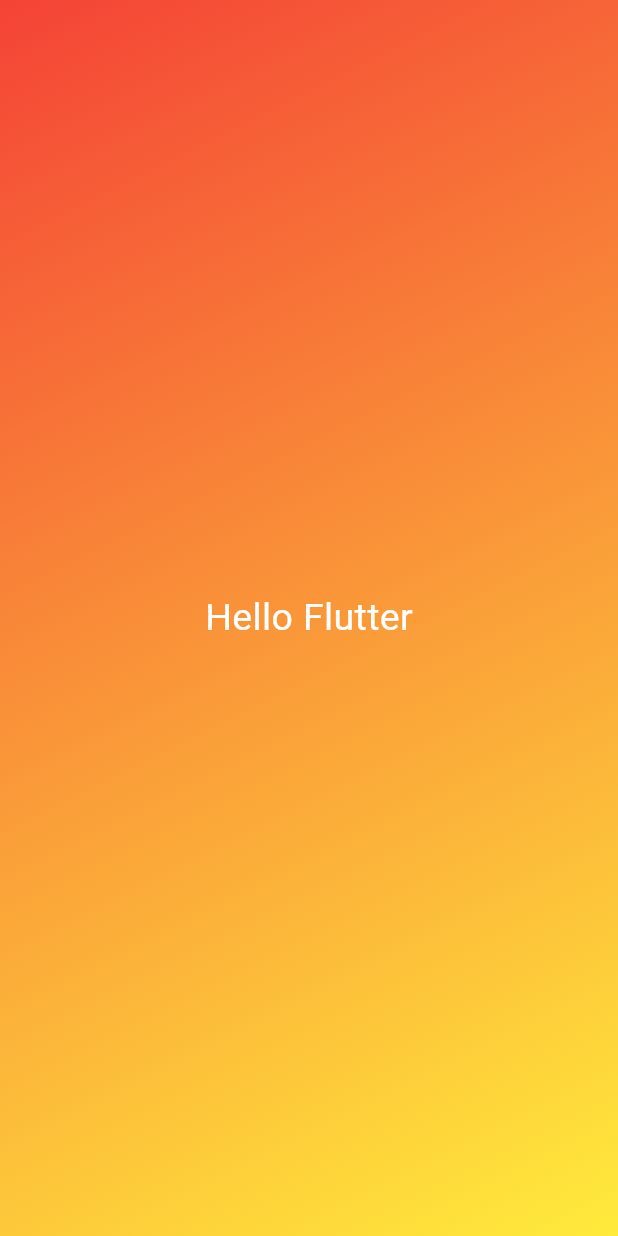
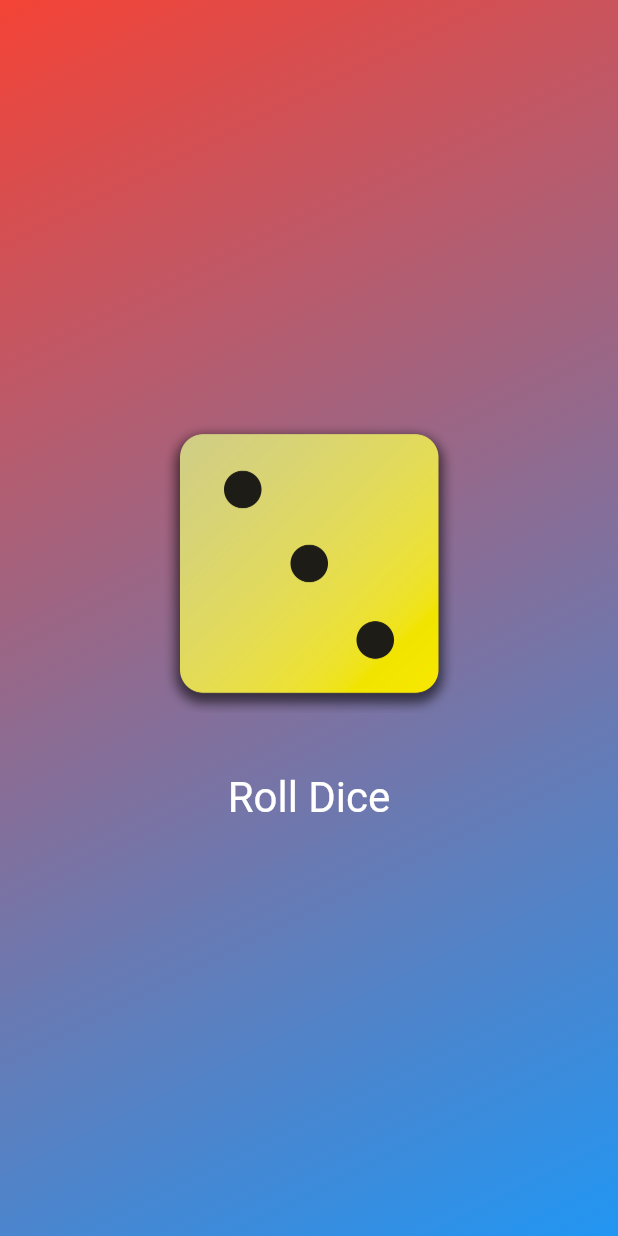
Before and after one commit to xBuki/FlutterProjects, a Flutter app: the screen it shows after launch, on a phone screen of 412 x 824 dp. Run offline on Flutter 3.47's test engine with Material 3 defaults, Android fonts, the phone set to English and light mode, and no system bars.

Commit message:
Finish Dice Roller Project

```diff
--- /dev/null
+++ b/dice_roll_project/lib/dice_roller.dart
@@ -0,0 +1,51 @@
+import 'package:flutter/material.dart';
+import 'dart:math';
+
+class DiceRoller extends StatefulWidget {
+  const DiceRoller({super.key});
+
+  @override
+  State<DiceRoller> createState() {
+    return _DiceRollerState();
+  }
+}
+
+class _DiceRollerState extends State<DiceRoller> {
+  var diceImage = 'assets/images/dice-3.png';
+
+  void rollDice() {
+    var diceRolled = Random().nextInt(6) + 1;
+    setState(() {
+      diceImage = 'assets/images/dice-$diceRolled.png';
+    });
+  }
+
+  @override
+  Widget build(context) {
+    return Column(
+      mainAxisSize: MainAxisSize.min,
+      children: [
+        Image.asset(
+          diceImage,
+          width: 200,
+        ),
+        const SizedBox(
+          height: 20,
+        ),
+        TextButton(
+          onPressed: rollDice,
+          style: TextButton.styleFrom(
+            padding: const EdgeInsets.only(
+              top: 20,
+            ),
+            foregroundColor: Colors.white,
+            textStyle: const TextStyle(
+              fontSize: 28.0,
+            ),
+          ),
+          child: const Text('Roll Dice'),
+        )
+      ],
+    );
+  }
+} // Underscore means private.
--- a/dice_roll_project/lib/gradient_container.dart
+++ b/dice_roll_project/lib/gradient_container.dart
@@ -1,23 +1,26 @@
-import 'package:dice_roll_project/styled_text.dart';
+import 'package:dice_roll_project/dice_roller.dart';
 import 'package:flutter/material.dart';
 
+const startAlignment = Alignment.topLeft;
+const endAlignment = Alignment.bottomRight;
+
 class GradientContainer extends StatelessWidget {
-  const GradientContainer({super.key});
+  const GradientContainer({super.key, required this.colors});
+
+  final List<Color> colors;
+
   @override
   Widget build(context) {
     return Container(
-      decoration: const BoxDecoration(
+      decoration: BoxDecoration(
         gradient: LinearGradient(
-          colors: [
-            Colors.red,
-            Colors.yellow,
-          ],
-          begin: Alignment.topLeft,
-          end: Alignment.bottomRight,
+          colors: colors,
+          begin: startAlignment,
+          end: endAlignment,
         ),
       ),
-      child: const Center(
-        child: StyledText(),
+      child: Center(
+        child: DiceRoller(),
       ),
     );
   }
--- a/dice_roll_project/lib/main.dart
+++ b/dice_roll_project/lib/main.dart
@@ -6,7 +6,9 @@
   runApp(
     const MaterialApp(
       home: Scaffold(
-        body: GradientContainer(),
+        body: GradientContainer(
+          colors: [Colors.red, Colors.blue],
+        ),
       ),
     ),
   ); // A core function in Dart - Execution.
--- a/dice_roll_project/lib/styled_text.dart
+++ b/dice_roll_project/lib/styled_text.dart
@@ -1,13 +1,15 @@
 import 'package:flutter/material.dart';
 
 class StyledText extends StatelessWidget {
-  const StyledText({super.key});
+  const StyledText(this.text, {super.key});
+
+  final String text;
 
   @override
   Widget build(context) {
-    return const Text(
-      'Hello Flutter',
-      style: TextStyle(
+    return Text(
+      text,
+      style: const TextStyle(
         color: Colors.white,
         fontSize: 25.0,
       ),
```
Also changed, not shown: dice_roll_project/pubspec.yaml (+7 -0 lines), dice_roll_project/assets/images/dice-1.png (added), dice_roll_project/assets/images/dice-2.png (added), dice_roll_project/assets/images/dice-3.png (added), dice_roll_project/assets/images/dice-4.png (added), dice_roll_project/assets/images/dice-5.png (added), dice_roll_project/assets/images/dice-6.png (added).
